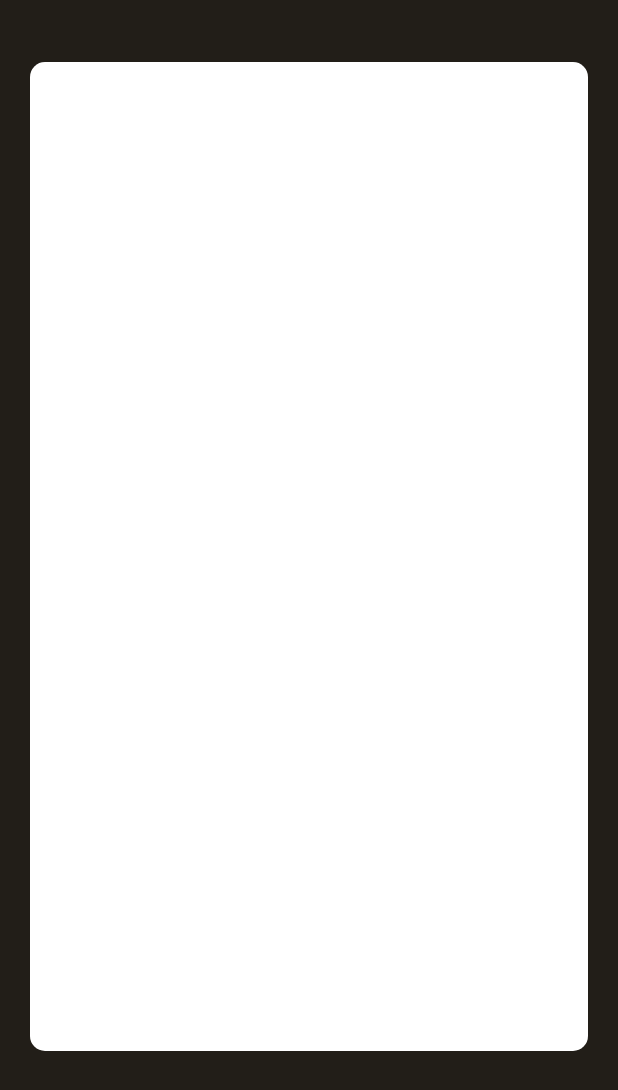
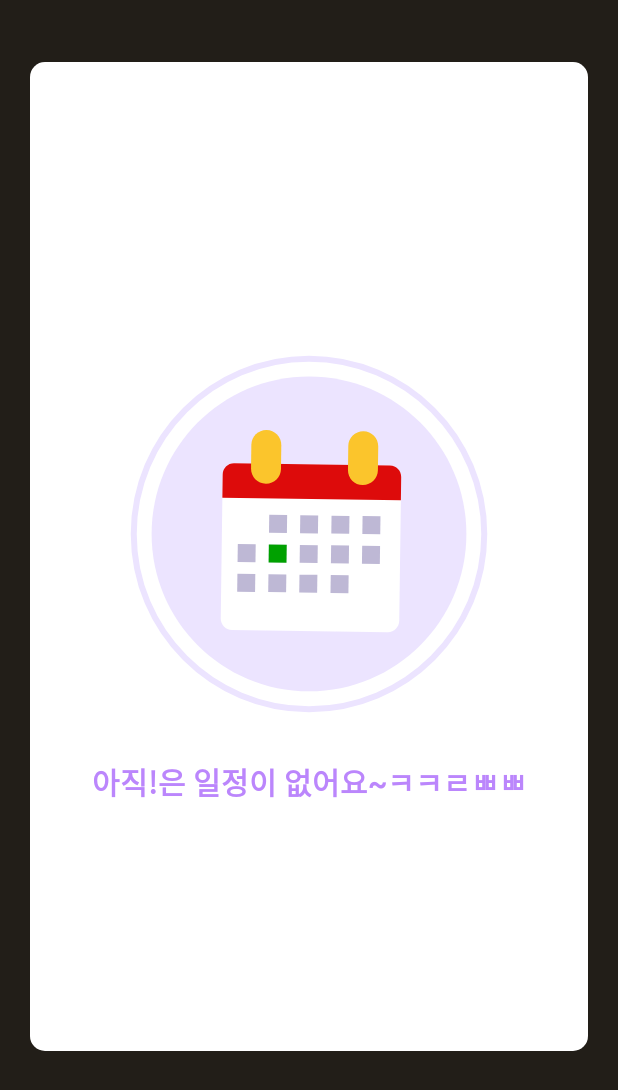
Before and after one commit to NCS-IMS/Android_Rescuer, an Android app: the layout fragment_schedule.xml on its own in the app's theme, with its tools: preview values and no code run, on a phone screen of 412 x 824 dp. Shown: the top 1090 px of the screen. Run offline under Robolectric (Android 15) with nearby library versions, the phone set to English and light mode, and no system bars; plain views replace TimeLineRecyclerView.

Commit message:
Schedule Fragment Databinding

```diff
--- /dev/null
+++ b/app/src/main/java/com/ncs/ims_rescuer/HTTPManager/Tools.kt
@@ -0,0 +1,6 @@
+package com.ncs.ims_rescuer.HTTPManager
+
+data class Tools(
+    var MAIN_URL : String = "http://conative.myds.me:43042",
+    var EMERGENCY_URL : String = "http://conative.myds.me:43043"
+)
--- /dev/null
+++ b/app/src/main/res/drawable/clock.xml
@@ -0,0 +1,6 @@
+<vector android:height="100dp" android:tint="?attr/colorControlNormal"
+    android:viewportHeight="24" android:viewportWidth="24"
+    android:width="100dp" xmlns:android="http://schemas.android.com/apk/res/android">
+    <path android:fillColor="@android:color/white" android:pathData="M11.99,2C6.47,2 2,6.48 2,12s4.47,10 9.99,10C17.52,22 22,17.52 22,12S17.52,2 11.99,2zM12,20c-4.42,0 -8,-3.58 -8,-8s3.58,-8 8,-8 8,3.58 8,8 -3.58,8 -8,8z"/>
+    <path android:fillColor="@android:color/white" android:pathData="M12.5,7H11v6l5.25,3.15 0.75,-1.23 -4.5,-2.67z"/>
+</vector>
--- a/app/src/main/res/layout/fragment_schedule.xml
+++ b/app/src/main/res/layout/fragment_schedule.xml
@@ -1,7 +1,16 @@
 <?xml version="1.0" encoding="utf-8"?>
-<androidx.constraintlayout.widget.ConstraintLayout xmlns:android="http://schemas.android.com/apk/res/android"
+<layout
+    xmlns:android="http://schemas.android.com/apk/res/android"
     xmlns:app="http://schemas.android.com/apk/res-auto"
-    xmlns:tools="http://schemas.android.com/tools"
+    xmlns:tools="http://schemas.android.com/tools">
+
+    <data>
+        <variable
+            name="scheduleViewModel"
+            type="com.ncs.ims_rescuer.ui.schedule.ScheduleViewModel" />
+    </data>
+
+    <androidx.constraintlayout.widget.ConstraintLayout
         android:layout_width="match_parent"
         android:layout_height="match_parent"
         android:background="@color/backColor"
@@ -22,6 +31,42 @@
             android:orientation="horizontal"
             app:layout_constraintGuide_percent="0.85"/>
 
+        <RelativeLayout
+            android:id="@+id/noScheduleLayout"
+            android:layout_width="match_parent"
+            android:layout_height="0dp"
+            android:layout_marginHorizontal="20dp"
+            android:background="@drawable/card_border"
+            app:layout_constraintBottom_toTopOf="@id/schedule_guideline2"
+            app:layout_constraintEnd_toEndOf="parent"
+            app:layout_constraintStart_toStartOf="parent"
+            app:layout_constraintTop_toBottomOf="@id/schedule_guideline1">
+
+            <com.airbnb.lottie.LottieAnimationView
+                android:id="@+id/schedule_Icon"
+                android:layout_width="wrap_content"
+                android:layout_height="wrap_content"
+                android:paddingBottom="30dp"
+                android:layout_centerInParent="true"
+                app:lottie_loop="true"
+                app:lottie_autoPlay="true"
+                app:lottie_rawRes="@raw/schedule_lottie"/>
+
+            <TextView
+                android:id="@+id/noSchedule"
+                android:layout_width="match_parent"
+                android:layout_height="wrap_content"
+                android:background="@drawable/card_border"
+                android:layout_marginHorizontal="20dp"
+                android:layout_below="@id/schedule_Icon"
+                android:textSize="20dp"
+                android:textColor="@color/purple_200"
+                android:textStyle="bold"
+                android:text="아직!은 일정이 없어요~ㅋㅋㄹㅃㅃ"
+                android:gravity="center"/>
+        </RelativeLayout>
+
+
         <xyz.sangcomz.stickytimelineview.TimeLineRecyclerView
             android:id="@+id/rescuer_schedule"
             android:layout_width="match_parent"
@@ -35,6 +80,7 @@
             app:timeLineDotStrokeSize="2dp"
             app:timeLineMode="vertical"
             app:timeLineWidth="4dp"
+            android:visibility="gone"
             app:layout_constraintBottom_toTopOf="@id/schedule_guideline2"
             app:layout_constraintEnd_toEndOf="parent"
             app:layout_constraintStart_toStartOf="parent"
@@ -48,3 +94,5 @@
             app:layout_constraintBottom_toBottomOf="parent"/>
 
     </androidx.constraintlayout.widget.ConstraintLayout>
+
+</layout>
```
Also changed, not shown: app/build.gradle (+8 -0 lines), app/src/main/java/com/ncs/ims_rescuer/HTTPManager/DTOManager/ScheduleDTO.kt (added, +15 -0 lines), app/src/main/java/com/ncs/ims_rescuer/HTTPManager/RepositoryManager/ScheduleRepository.kt (added, +41 -0 lines), app/src/main/java/com/ncs/ims_rescuer/HTTPManager/RetrofitAPI.kt (added, +22 -0 lines), app/src/main/java/com/ncs/ims_rescuer/HTTPManager/RetrofitInterface.kt (added, +11 -0 lines), app/src/main/java/com/ncs/ims_rescuer/ui/schedule/ScheduleFragment.kt (+12 -4 lines), app/src/main/java/com/ncs/ims_rescuer/ui/schedule/ScheduleViewModel.kt (+7 -8 lines), app/src/main/res/layout/fragment_home.xml (+6 -2 lines), app/src/main/res/raw/schedule_lottie.json (added, +1 -0 lines). Lines whose indentation alone changed are shown as unchanged.
